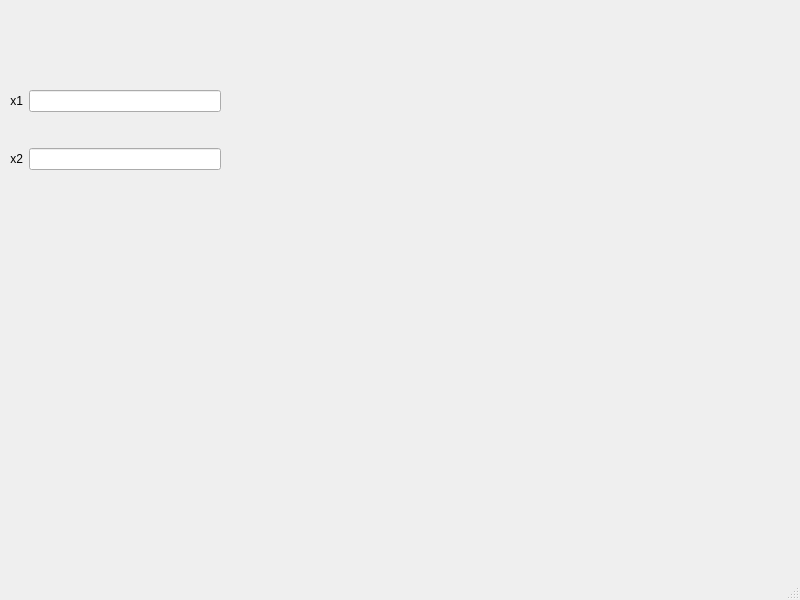
This is multi_variable.ui in MaxGiuP/General_Function_Minimiser as Qt 5 draws it before an edit. The edited form follows.
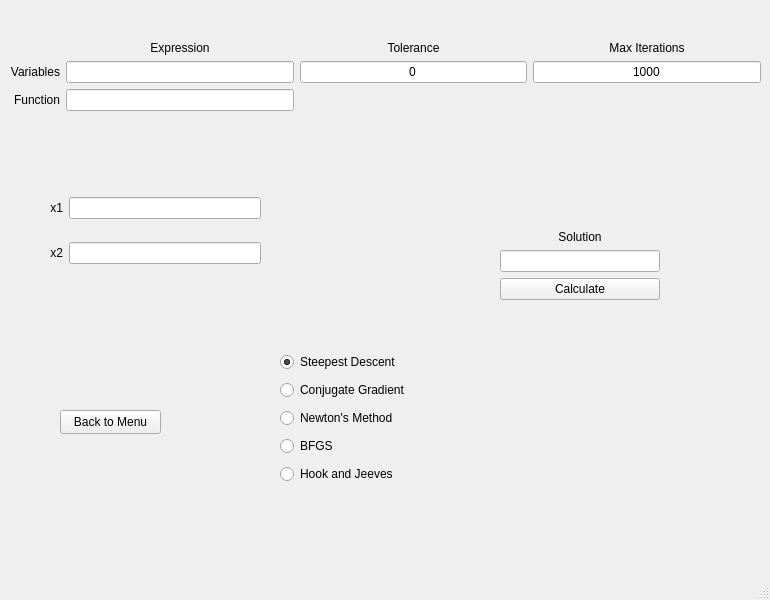
This is the edited form.

Commit message: Added on new function evaluation logic

The edit to the form file:
```diff
--- a/multi_variable.ui
+++ b/multi_variable.ui
@@ -6,7 +6,7 @@
    <rect>
     <x>0</x>
     <y>0</y>
-    <width>800</width>
+    <width>770</width>
     <height>600</height>
    </rect>
   </property>
@@ -17,10 +17,10 @@
    <widget class="QWidget" name="gridLayoutWidget">
     <property name="geometry">
      <rect>
-      <x>10</x>
-      <y>60</y>
+      <x>50</x>
+      <y>180</y>
       <width>211</width>
-      <height>141</height>
+      <height>101</height>
      </rect>
     </property>
     <layout class="QGridLayout" name="gridLayout">
@@ -52,6 +52,189 @@
      </item>
     </layout>
    </widget>
+   <widget class="QWidget" name="gridLayoutWidget_2">
+    <property name="geometry">
+     <rect>
+      <x>10</x>
+      <y>0</y>
+      <width>751</width>
+      <height>111</height>
+     </rect>
+    </property>
+    <layout class="QGridLayout" name="gridLayout_2">
+     <item row="1" column="1">
+      <widget class="QLineEdit" name="txtVar"/>
+     </item>
+     <item row="0" column="3">
+      <widget class="QLabel" name="label_5">
+       <property name="text">
+        <string>Max Iterations</string>
+       </property>
+       <property name="alignment">
+        <set>Qt::AlignmentFlag::AlignBottom|Qt::AlignmentFlag::AlignHCenter</set>
+       </property>
+      </widget>
+     </item>
+     <item row="0" column="2">
+      <widget class="QLabel" name="label_4">
+       <property name="text">
+        <string>Tolerance</string>
+       </property>
+       <property name="alignment">
+        <set>Qt::AlignmentFlag::AlignBottom|Qt::AlignmentFlag::AlignHCenter</set>
+       </property>
+      </widget>
+     </item>
+     <item row="1" column="3">
+      <widget class="QLineEdit" name="txtIter">
+       <property name="text">
+        <string>1000</string>
+       </property>
+       <property name="alignment">
+        <set>Qt::AlignmentFlag::AlignCenter</set>
+       </property>
+      </widget>
+     </item>
+     <item row="2" column="1">
+      <widget class="QLineEdit" name="txtFunc"/>
+     </item>
+     <item row="0" column="1">
+      <widget class="QLabel" name="label_3">
+       <property name="text">
+        <string>Expression</string>
+       </property>
+       <property name="alignment">
+        <set>Qt::AlignmentFlag::AlignBottom|Qt::AlignmentFlag::AlignHCenter</set>
+       </property>
+      </widget>
+     </item>
+     <item row="1" column="2">
+      <widget class="QLineEdit" name="txtTol">
+       <property name="text">
+        <string>0</string>
+       </property>
+       <property name="alignment">
+        <set>Qt::AlignmentFlag::AlignCenter</set>
+       </property>
+      </widget>
+     </item>
+     <item row="1" column="0">
+      <widget class="QLabel" name="label_6">
+       <property name="text">
+        <string>Variables</string>
+       </property>
+       <property name="alignment">
+        <set>Qt::AlignmentFlag::AlignRight|Qt::AlignmentFlag::AlignTrailing|Qt::AlignmentFlag::AlignVCenter</set>
+       </property>
+      </widget>
+     </item>
+     <item row="2" column="0">
+      <widget class="QLabel" name="label_7">
+       <property name="text">
+        <string>Function</string>
+       </property>
+       <property name="alignment">
+        <set>Qt::AlignmentFlag::AlignRight|Qt::AlignmentFlag::AlignTrailing|Qt::AlignmentFlag::AlignVCenter</set>
+       </property>
+      </widget>
+     </item>
+    </layout>
+   </widget>
+   <widget class="QWidget" name="gridLayoutWidget_3">
+    <property name="geometry">
+     <rect>
+      <x>500</x>
+      <y>220</y>
+      <width>160</width>
+      <height>80</height>
+     </rect>
+    </property>
+    <layout class="QGridLayout" name="gridLayout_3">
+     <item row="1" column="0">
+      <widget class="QLineEdit" name="lineEdit_5"/>
+     </item>
+     <item row="2" column="0">
+      <widget class="QPushButton" name="btnCalculate">
+       <property name="text">
+        <string>Calculate</string>
+       </property>
+      </widget>
+     </item>
+     <item row="0" column="0">
+      <widget class="QLabel" name="label_8">
+       <property name="text">
+        <string>Solution</string>
+       </property>
+       <property name="alignment">
+        <set>Qt::AlignmentFlag::AlignBottom|Qt::AlignmentFlag::AlignHCenter</set>
+       </property>
+      </widget>
+     </item>
+    </layout>
+   </widget>
+   <widget class="QWidget" name="gridLayoutWidget_4">
+    <property name="geometry">
+     <rect>
+      <x>280</x>
+      <y>350</y>
+      <width>201</width>
+      <height>136</height>
+     </rect>
+    </property>
+    <layout class="QGridLayout" name="gridLayout_4">
+     <item row="2" column="0">
+      <widget class="QRadioButton" name="rbNM">
+       <property name="text">
+        <string>Newton's Method</string>
+       </property>
+      </widget>
+     </item>
+     <item row="3" column="0">
+      <widget class="QRadioButton" name="rbBFGS">
+       <property name="text">
+        <string>BFGS</string>
+       </property>
+      </widget>
+     </item>
+     <item row="0" column="0">
+      <widget class="QRadioButton" name="rbSD">
+       <property name="text">
+        <string>Steepest Descent</string>
+       </property>
+       <property name="checked">
+        <bool>true</bool>
+       </property>
+      </widget>
+     </item>
+     <item row="1" column="0">
+      <widget class="QRadioButton" name="rbCG">
+       <property name="text">
+        <string>Conjugate Gradient</string>
+       </property>
+      </widget>
+     </item>
+     <item row="4" column="0">
+      <widget class="QRadioButton" name="rbHJ">
+       <property name="text">
+        <string>Hook and Jeeves</string>
+       </property>
+      </widget>
+     </item>
+    </layout>
+   </widget>
+   <widget class="QPushButton" name="btnBack">
+    <property name="geometry">
+     <rect>
+      <x>60</x>
+      <y>410</y>
+      <width>101</width>
+      <height>24</height>
+     </rect>
+    </property>
+    <property name="text">
+     <string>Back to Menu</string>
+    </property>
+   </widget>
   </widget>
   <widget class="QMenuBar" name="menubar">
    <property name="geometry">
```
Left out of the diff: 2 changed lines with no effect on the pictures. The commit also changes 10 other files.
